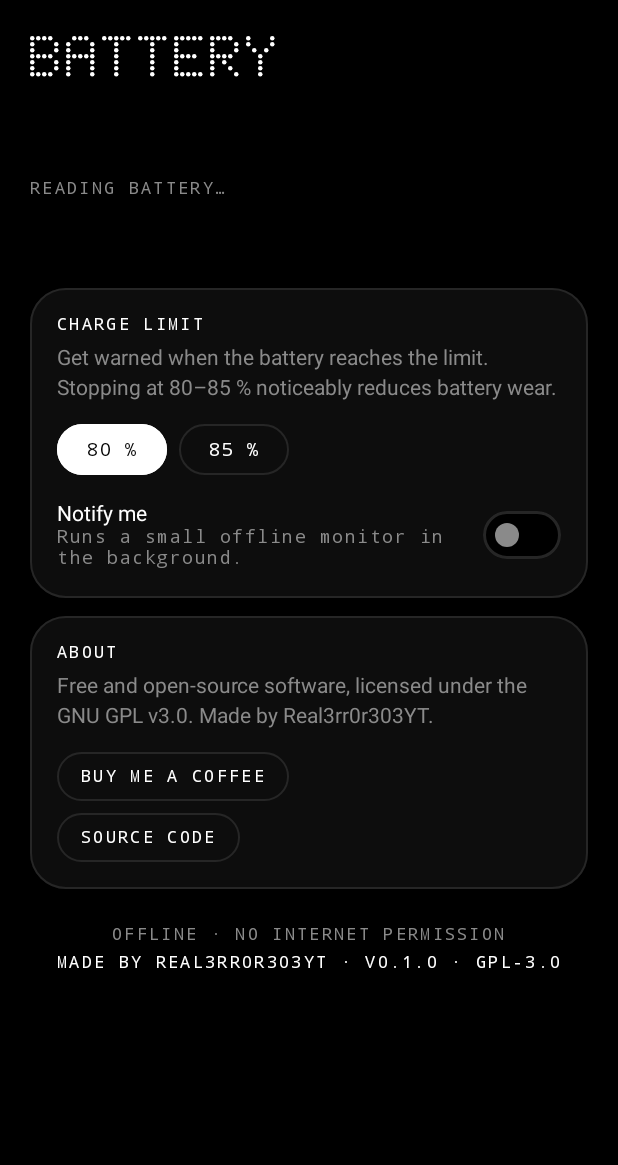
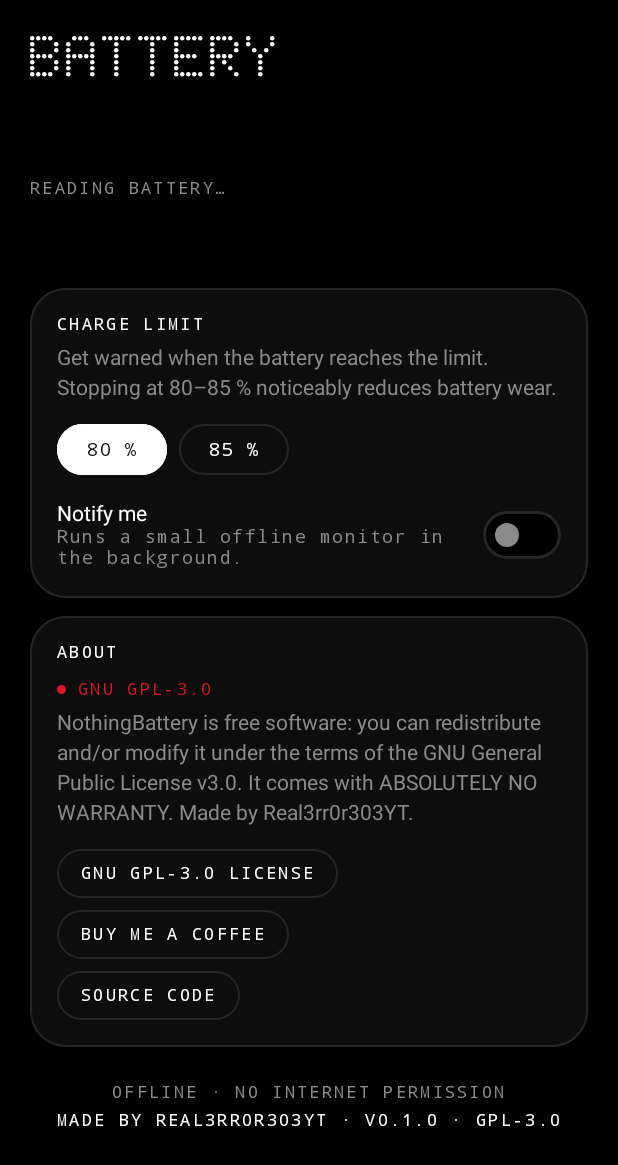
Before and after one commit to Real3rr0r303YT/NothingBattery, an Android app built with Jetpack Compose: the screen it shows after launch (MainActivity), on a phone screen of 412 x 824 dp. Shown: the top 1165 px of the screen. Run offline under Robolectric (Android 15) with nearby library versions, the phone set to English and light mode, and no system bars.

Commit message:
Fix Buy Me a Coffee link, bundle GPL-3.0 text with in-app viewer
- Correct donation link to https://buymeacoffee.com/3rr0r303YT
  (app, README, FUNDING.yml)
- Ship the full GPL-3.0 text as assets/LICENSE and show it offline in a
  full-screen license viewer (About -> GNU GPL-3.0 license), with link
  to gnu.org
- Prominent GPL-3.0 notice + no-warranty statement in the About panel
- README license section expanded; CI verifies bundled copy == LICENSE

Made by Real3rr0r303YT

Co-Authored-By: Claude Opus 5.5 <noreply@anthropic.com>
Claude-Session: https://claude.ai/code/session_01GK3zBm59qKGcqjRrv63Ch6

```diff
--- a/app/src/main/java/io/github/real3rr0r303yt/nothingbattery/Links.kt
+++ b/app/src/main/java/io/github/real3rr0r303yt/nothingbattery/Links.kt
@@ -13,7 +13,8 @@ import android.net.Uri
  * still has no INTERNET permission and never makes a network request.
  */
 object Links {
-    const val BUY_ME_A_COFFEE = "https://buymeacoffee.com/Real3rr0r303YT"
+    const val BUY_ME_A_COFFEE = "https://buymeacoffee.com/3rr0r303YT"
+    const val GPL_3_0 = "https://www.gnu.org/licenses/gpl-3.0.html"
     const val SOURCE_CODE = "https://github.com/Real3rr0r303YT/NothingBattery"
 
     fun open(context: Context, url: String) {
--- a/app/src/main/java/io/github/real3rr0r303yt/nothingbattery/ui/dashboard/DashboardScreen.kt
+++ b/app/src/main/java/io/github/real3rr0r303yt/nothingbattery/ui/dashboard/DashboardScreen.kt
@@ -26,6 +26,7 @@ import androidx.compose.foundation.layout.size
 import androidx.compose.foundation.layout.widthIn
 import androidx.compose.foundation.layout.windowInsetsPadding
 import androidx.compose.foundation.rememberScrollState
+import androidx.compose.foundation.shape.CircleShape
 import androidx.compose.foundation.verticalScroll
 import androidx.compose.material3.Text
 import androidx.compose.runtime.Composable
@@ -57,6 +58,7 @@ import io.github.real3rr0r303yt.nothingbattery.ui.components.DotGraph
 import io.github.real3rr0r303yt.nothingbattery.ui.components.DotMatrixText
 import io.github.real3rr0r303yt.nothingbattery.ui.components.DotRing
 import io.github.real3rr0r303yt.nothingbattery.ui.components.Label
+import io.github.real3rr0r303yt.nothingbattery.ui.components.LicenseDialog
 import io.github.real3rr0r303yt.nothingbattery.ui.components.LinkChip
 import io.github.real3rr0r303yt.nothingbattery.ui.components.NothingSwitch
 import io.github.real3rr0r303yt.nothingbattery.ui.components.Panel
@@ -264,16 +266,25 @@ private fun ChargeLimitPanel(
 @Composable
 private fun AboutPanel() {
     val context = LocalContext.current
+    var showLicense by remember { mutableStateOf(false) }
     Panel(Modifier.fillMaxWidth()) {
         Label(stringResource(R.string.about_title), color = NothingColors.White)
+        Spacer(Modifier.height(12.dp))
+        Row(verticalAlignment = Alignment.CenterVertically) {
+            Box(Modifier.size(6.dp).background(NothingColors.Red, CircleShape))
+            Spacer(Modifier.size(8.dp))
+            Label(stringResource(R.string.license_title), color = NothingColors.Red)
+        }
         Spacer(Modifier.height(8.dp))
         Text(stringResource(R.string.about_license), color = NothingColors.Muted, style = NothingType.Body)
         Spacer(Modifier.height(16.dp))
         Column(verticalArrangement = Arrangement.spacedBy(8.dp)) {
+            LinkChip(stringResource(R.string.about_view_license)) { showLicense = true }
             LinkChip(stringResource(R.string.about_support)) { Links.open(context, Links.BUY_ME_A_COFFEE) }
             LinkChip(stringResource(R.string.about_source)) { Links.open(context, Links.SOURCE_CODE) }
         }
     }
+    if (showLicense) LicenseDialog(onDismiss = { showLicense = false })
 }
 
 @Composable
--- a/app/src/main/res/values/strings.xml
+++ b/app/src/main/res/values/strings.xml
@@ -60,7 +60,13 @@
     <string name="notif_alert_text">Unplug now to protect your battery.</string>
     <!-- About -->
     <string name="about_title">About</string>
-    <string name="about_license">Free and open-source software, licensed under the GNU GPL v3.0. Made by Real3rr0r303YT.</string>
+    <string name="about_license">NothingBattery is free software: you can redistribute and/or modify it under the terms of the GNU General Public License v3.0. It comes with ABSOLUTELY NO WARRANTY. Made by Real3rr0r303YT.</string>
+    <string name="about_view_license">GNU GPL-3.0 license</string>
     <string name="about_support">Buy me a coffee</string>
     <string name="about_source">Source code</string>
+    <!-- License -->
+    <string name="license_title" translatable="false">GNU GPL-3.0</string>
+    <string name="license_summary">NothingBattery · Copyright (C) 2026 Real3rr0r303YT. Licensed under the GNU General Public License version 3. Full text below.</string>
+    <string name="license_close">Close</string>
+    <string name="license_online">Open on gnu.org</string>
 </resources>
```
Also changed, not shown: app/src/main/java/io/github/real3rr0r303yt/nothingbattery/ui/components/LicenseDialog.kt (added, +77 -0 lines), 6 other files.
